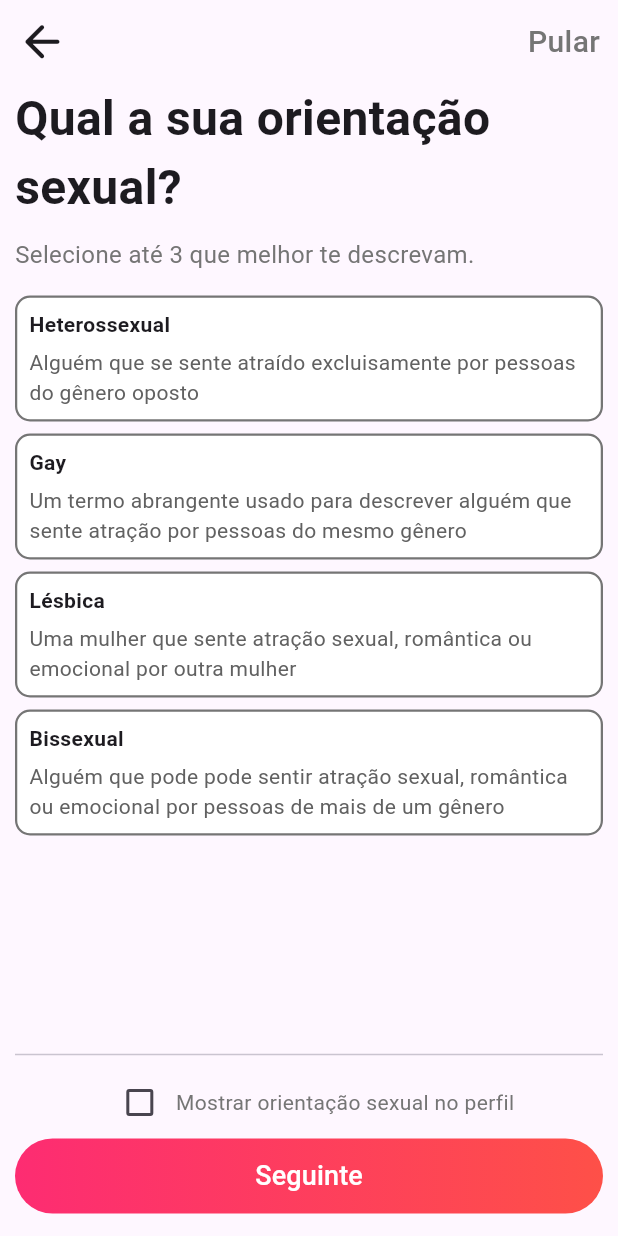
After one commit to YLeall/tinder_clone, a Flutter app: the InsertSexualOrientationScreen screen opened by its route, on a phone screen of 412 x 824 dp. The commit adds this screen. Run offline on Flutter 3.47's test engine with Material 3 defaults, Android fonts, the phone set to English and light mode, and no system bars; our stand-ins replace get, mask_text_input_formatter.

Commit message:
feat: Adiciona funcionalidade de navegação para a página insert_sexual_orientation

```diff
--- a/lib/src/config/app_data.dart
+++ b/lib/src/config/app_data.dart
@@ -29,7 +29,7 @@ GenderModel naoListado = GenderModel(
   description: 'Conta pra gente o que está faltando.',
 );
 
-List<GenderModel> listGenderHomem = [
+List<GenderModel> listGenderMan = [
   homemCis,
   homemIntersexual,
   homemTrans,
@@ -66,7 +66,7 @@ GenderModel naoListadoF = GenderModel(
   description: 'Conta pra gente o que está faltando.',
 );
 
-List<GenderModel> listGenderFeminino = [
+List<GenderModel> listGenderWoman = [
   mulherCis,
   mulherIntersexual,
   mulherTrans,
@@ -96,7 +96,7 @@ GenderModel bigenero = GenderModel(
       'Uma pessoa que tem dois ou mais gêneros (pode ser simultaneamente ou fluido).',
 );
 
-List<GenderModel> listGenderBinario = [
+List<GenderModel> listGenderBinary = [
   agenero,
   androgino,
   androgeno,
@@ -110,7 +110,44 @@ List<String> listTitleGender = [
 ];
 
 List<List<GenderModel>> listGenderModels = [
-  listGenderHomem,
-  listGenderFeminino,
-  listGenderBinario,
+  listGenderMan,
+  listGenderWoman,
+  listGenderBinary,
 ];
+
+GenderModel heterossexual = GenderModel(
+  subTitle: 'Heterossexual',
+  description:
+      'Alguém que se sente atraído excluisamente por pessoas do gênero oposto',
+);
+
+GenderModel gay = GenderModel(
+  subTitle: 'Gay',
+  description:
+      'Um termo abrangente usado para descrever alguém que sente atração por pessoas do mesmo gênero',
+);
+
+GenderModel lesbica = GenderModel(
+  subTitle: 'Lésbica',
+  description:
+      'Uma mulher que sente atração sexual, romântica ou emocional por outra mulher',
+);
+
+GenderModel bissexual = GenderModel(
+  subTitle: 'Bissexual',
+  description:
+      'Alguém que pode pode sentir atração sexual, romântica ou emocional por pessoas de mais de um gênero',
+);
+
+List<GenderModel> listGenderSexualOrientation = [
+  heterossexual,
+  gay,
+  lesbica,
+  bissexual,
+];
+
+List<String> listLikeSee = [
+  'Homens',
+  'Mulheres',
+  'Todos',
+];
--- a/lib/src/page_routes/app_pages.dart
+++ b/lib/src/page_routes/app_pages.dart
@@ -5,7 +5,9 @@ import 'package:tinder_clone/src/pages/auth/view/insert_birthday_screen.dart';
 import 'package:tinder_clone/src/pages/auth/view/insert_email_problem_sign_in_screen.dart';
 import 'package:tinder_clone/src/pages/auth/view/insert_email_screen.dart';
 import 'package:tinder_clone/src/pages/auth/view/insert_gender_screen.dart';
+import 'package:tinder_clone/src/pages/auth/view/insert_like_see_screen.dart';
 import 'package:tinder_clone/src/pages/auth/view/insert_name_screen.dart';
+import 'package:tinder_clone/src/pages/auth/view/insert_sexual_orientation_screen.dart';
 import 'package:tinder_clone/src/pages/auth/view/problem_sign_in_screen.dart';
 import 'package:tinder_clone/src/pages/auth/view/sign_in_screen.dart';
 import 'package:tinder_clone/src/pages/auth/view/welcome_screen.dart';
@@ -52,6 +54,14 @@ abstract class AppPages {
       name: PagesRoutes.insertGenderRoute,
       page: () => const InsertGenderScreen(),
     ),
+    GetPage(
+      name: PagesRoutes.insertSexualOrientation,
+      page: () => const InsertSexualOrientationScreen(),
+    ),
+    GetPage(
+      name: PagesRoutes.insertLikeSee,
+      page: () => const InsertLikeSeeScreen(),
+    ),
   ];
 }
 
@@ -67,5 +77,7 @@ abstract class PagesRoutes {
   static const String insertEmailRoute = '/insertEmail';
   static const String insertBirthdayRoute = '/insertBirthday';
   static const String insertGenderRoute = '/insertGender';
+  static const String insertLikeSee = '/insertLikeSee';
+  static const String insertSexualOrientation = '/insertSexualOrientation';
   static const String welcomeRoute = '/welcome';
 }
--- a/lib/src/pages/auth/controller/auth_controller.dart
+++ b/lib/src/pages/auth/controller/auth_controller.dart
@@ -4,5 +4,11 @@ class AuthController extends GetxController{
 
   RxBool isEmailValidate = true.obs;
   RxBool isEmailValidateButton = false.obs;
+  bool isSelectedGenderTile = false;
+
+  void setSelectedGenderTile() {
+    isSelectedGenderTile = !isSelectedGenderTile;
+    update();
+  }
 
 }
--- /dev/null
+++ b/lib/src/pages/auth/view/insert_sexual_orientation_screen.dart
@@ -0,0 +1,215 @@
+import 'package:flutter/material.dart';
+import 'package:get/get.dart';
+import 'package:tinder_clone/src/config/app_data.dart';
+import 'package:tinder_clone/src/page_routes/app_pages.dart';
+import 'package:tinder_clone/src/pages/auth/view/components/custom_button_gender_expansion_tile.dart';
+import 'package:tinder_clone/src/pages/commom_widgets/custom_button.dart';
+
+class InsertSexualOrientationScreen extends StatefulWidget {
+  const InsertSexualOrientationScreen({super.key});
+
+  @override
+  State<InsertSexualOrientationScreen> createState() =>
+      _InsertSexualOrientationScreenState();
+}
+
+class _InsertSexualOrientationScreenState
+    extends State<InsertSexualOrientationScreen> {
+  bool isSelectedRadioButton = false;
+  Set<String> selectedOptions = {};
+
+  @override
+  Widget build(BuildContext context) {
+    return Scaffold(
+      appBar: AppBar(
+        leading: IconButton(
+          onPressed: () {
+            Get.back();
+          },
+          icon: const Icon(
+            Icons.arrow_back_rounded,
+            size: 35,
+          ),
+        ),
+        surfaceTintColor: Colors.transparent,
+        actions: [
+          GestureDetector(
+            onTap: () {
+              Get.toNamed(PagesRoutes.insertLikeSee);
+            },
+            child: Container(
+              margin: const EdgeInsets.only(
+                right: 12,
+              ),
+              child: Text(
+                'Pular',
+                style: TextStyle(
+                  color: Colors.grey.shade600,
+                  fontSize: 20,
+                  fontWeight: FontWeight.w500,
+                ),
+              ),
+            ),
+          ),
+        ],
+      ),
+      body: Padding(
+        padding: const EdgeInsets.symmetric(
+          horizontal: 10,
+        ),
+        child: Column(
+          crossAxisAlignment: CrossAxisAlignment.stretch,
+          children: [
+            const Text(
+              "Qual a sua orientação sexual?",
+              style: TextStyle(
+                fontWeight: FontWeight.bold,
+                fontSize: 32,
+              ),
+            ),
+            const SizedBox(
+              height: 10,
+            ),
+            Text(
+              'Selecione até 3 que melhor te descrevam.',
+              style: TextStyle(
+                color: Colors.grey.shade600,
+                fontSize: 16,
+              ),
+            ),
+            const SizedBox(
+              height: 16,
+            ),
+            Expanded(
+              child: ListView.builder(
+                itemCount: listGenderSexualOrientation.length,
+                itemBuilder: (context, index) {
+                  return CustomButtonGenderExpansionTile(
+                    subTitle: listGenderSexualOrientation[index].subTitle,
+                    description: listGenderSexualOrientation[index].description,
+                    marginBottom: 16,
+                    isSelectedGenderTile: selectedOptions
+                        .contains(listGenderSexualOrientation[index].subTitle),
+                    onTap: () {
+                      if (selectedOptions.contains(
+                          listGenderSexualOrientation[index].subTitle)) {
+                        setState(() {
+                          selectedOptions.remove(
+                              listGenderSexualOrientation[index].subTitle);
+                        });
+                      } else if (selectedOptions.length < 3) {
+                        setState(
+                          () {
+                            selectedOptions.add(
+                                listGenderSexualOrientation[index].subTitle);
+                          },
+                        );
+                      } else {
+                        _showDialog(context);
+                      }
+                    },
+                  );
+                },
+              ),
+            ),
+            IntrinsicHeight(
+              child: Column(
+                crossAxisAlignment: CrossAxisAlignment.stretch,
+                children: [
+                  const Divider(),
+                  Row(
+                    mainAxisAlignment: MainAxisAlignment.center,
+                    children: [
+                      Checkbox(
+                        value: isSelectedRadioButton,
+                        onChanged: (value) {
+                          setState(() {
+                            isSelectedRadioButton = value ?? false;
+                          });
+                        },
+                        activeColor: const Color(0xFFFE5048),
+                      ),
+                      Text(
+                        'Mostrar orientação sexual no perfil',
+                        style: TextStyle(
+                          color: Colors.grey.shade600,
+                        ),
+                      ),
+                    ],
+                  ),
+                  CustomButton(
+                    label: 'Seguinte',
+                    onPressed: () {
+                      Get.toNamed(PagesRoutes.insertLikeSee);
+                    },
+                  ),
+                ],
+              ),
+            ),
+            const SizedBox(
+              height: 15,
+            ),
+          ],
+        ),
+      ),
+    );
+  }
+}
+
+Future<bool?> _showDialog(
+  BuildContext context,
+) async {
+  return showAdaptiveDialog(
+    context: context,
+    builder: (context) {
+      return Dialog(
+        shape: RoundedRectangleBorder(
+          borderRadius: BorderRadius.circular(10),
+        ),
+        child: Padding(
+          padding: const EdgeInsets.all(15.0),
+          child: Column(
+            mainAxisSize: MainAxisSize.min,
+            crossAxisAlignment: CrossAxisAlignment.stretch,
+            children: [
+              const SizedBox(
+                height: 10,
+              ),
+              const Text(
+                'Número máximo de seleções atingido',
+                style: TextStyle(
+                  fontWeight: FontWeight.bold,
+                  fontSize: 17,
+                ),
+                textAlign: TextAlign.center,
+              ),
+              const SizedBox(
+                height: 15,
+              ),
+              Text(
+                'Você atingiu o número máximo de seleções. Para adicionar mais, remova algumas de sua lista.',
+                style: TextStyle(
+                  color: Colors.grey.shade600,
+                  fontSize: 14,
+                ),
+                textAlign: TextAlign.center,
+              ),
+              const SizedBox(
+                height: 22,
+              ),
+              CustomButton(
+                label: 'Ok',
+                onPressed: () {
+                  Navigator.pop(context);
+                },
+              ),
+              const SizedBox(
+                height: 15,
+              ),
+            ],
+          ),
+        ),
+      );
+    },
+  );
+}
```
